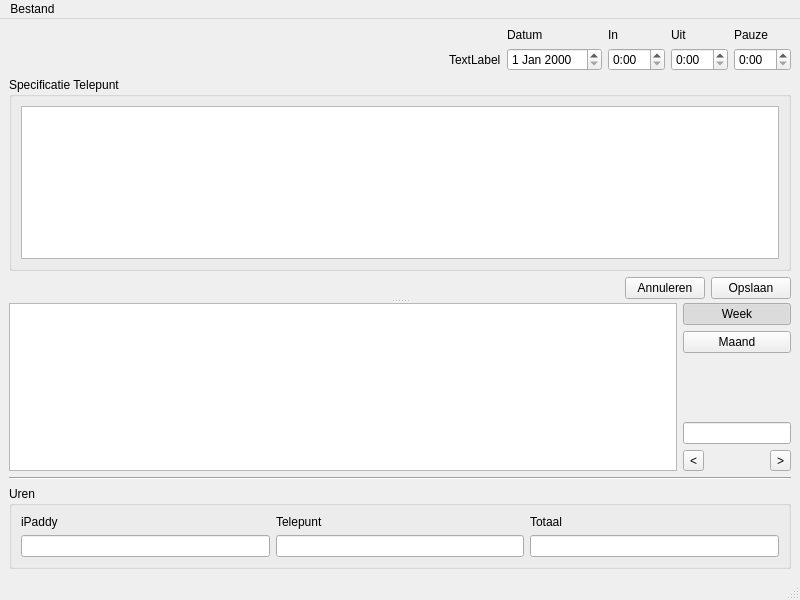
First picture: the form in MainWindow.ui, repository Amanoo/urenregistratie, before the edit.
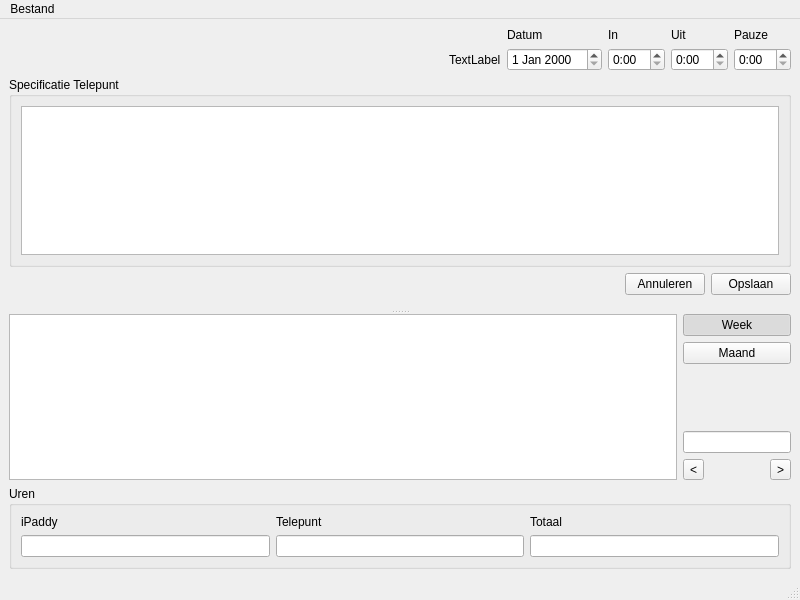
Second picture: the form after the edit.

What changed in the file:
```diff
--- a/MainWindow.ui
+++ b/MainWindow.ui
@@ -137,6 +137,22 @@
           </property>
          </widget>
         </item>
+        <item row="3" column="0">
+         <spacer name="verticalSpacer_2">
+          <property name="orientation">
+           <enum>Qt::Vertical</enum>
+          </property>
+          <property name="sizeType">
+           <enum>QSizePolicy::Fixed</enum>
+          </property>
+          <property name="sizeHint" stdset="0">
+           <size>
+            <width>20</width>
+            <height>15</height>
+           </size>
+          </property>
+         </spacer>
+        </item>
        </layout>
       </widget>
       <widget class="QWidget" name="layoutWidget">
@@ -243,13 +259,6 @@
       </widget>
      </widget>
     </item>
-    <item>
-     <widget class="Line" name="line">
-      <property name="orientation">
-       <enum>Qt::Horizontal</enum>
-      </property>
-     </widget>
-    </item>
     <item>
      <widget class="QGroupBox" name="groupBox">
       <property name="title">
```
